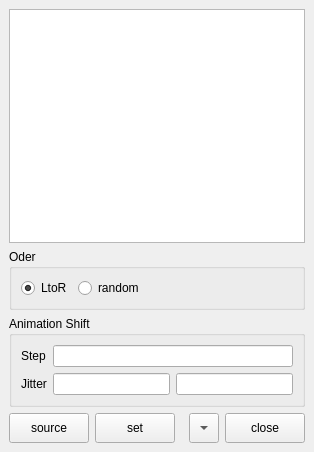
First picture: the form in app/fusion/python/rs_fusion/tool/copy_tool/copy_tool.ui, repository nakano000/Resolve_Script, before the edit.
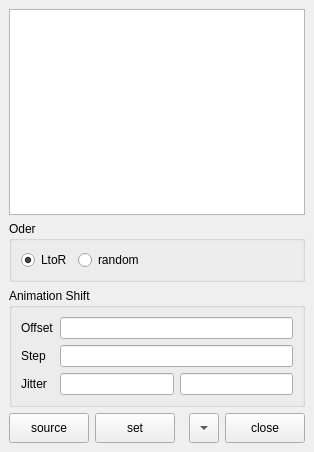
Second picture: the form after the edit.

Commit message: offset追加

Diff of the .ui file:
```diff
--- a/app/fusion/python/rs_fusion/tool/copy_tool/copy_tool.ui
+++ b/app/fusion/python/rs_fusion/tool/copy_tool/copy_tool.ui
@@ -70,24 +70,24 @@
        <string>Animation Shift</string>
       </property>
       <layout class="QFormLayout" name="formLayout">
-       <item row="0" column="0">
+       <item row="1" column="0">
         <widget class="QLabel" name="label">
          <property name="text">
           <string>Step</string>
          </property>
         </widget>
        </item>
-       <item row="0" column="1">
+       <item row="1" column="1">
         <widget class="QLineEdit" name="stepLineEdit"/>
        </item>
-       <item row="1" column="0">
+       <item row="2" column="0">
         <widget class="QLabel" name="label_2">
          <property name="text">
           <string>Jitter</string>
          </property>
         </widget>
        </item>
-       <item row="1" column="1">
+       <item row="2" column="1">
         <layout class="QHBoxLayout" name="horizontalLayout">
          <item>
           <widget class="QLineEdit" name="jitterInfLineEdit"/>
@@ -97,6 +97,16 @@
          </item>
         </layout>
        </item>
+       <item row="0" column="0">
+        <widget class="QLabel" name="label_3">
+         <property name="text">
+          <string>Offset</string>
+         </property>
+        </widget>
+       </item>
+       <item row="0" column="1">
+        <widget class="QLineEdit" name="offsetLineEdit"/>
+       </item>
       </layout>
      </widget>
     </item>
```
The commit also changes 3 other files.
